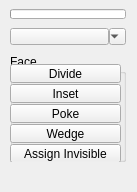
m3trik/Scripts_portable, file ui/1_base_menus/2_sub_menus/3_main_menus/polygons_face.ui: the form before one commit.
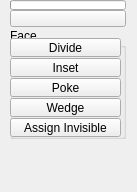
The form after the commit. Custom widgets are drawn as their Qt base class.

Patch:
```diff
--- a/ui/1_base_menus/2_sub_menus/3_main_menus/polygons_face.ui
+++ b/ui/1_base_menus/2_sub_menus/3_main_menus/polygons_face.ui
@@ -155,28 +155,6 @@
      <property name="spacing">
       <number>0</number>
      </property>
-     <item row="1" column="2">
-      <widget class="QComboBox_" name="cmb000">
-       <property name="sizePolicy">
-        <sizepolicy hsizetype="Minimum" vsizetype="Ignored">
-         <horstretch>0</horstretch>
-         <verstretch>0</verstretch>
-        </sizepolicy>
-       </property>
-       <property name="minimumSize">
-        <size>
-         <width>17</width>
-         <height>17</height>
-        </size>
-       </property>
-       <property name="maximumSize">
-        <size>
-         <width>17</width>
-         <height>17</height>
-        </size>
-       </property>
-      </widget>
-     </item>
      <item row="0" column="1" colspan="2">
       <widget class="QProgressBar_" name="progressBar">
        <property name="sizePolicy">
@@ -205,28 +183,6 @@
        </property>
       </widget>
      </item>
-     <item row="1" column="1">
-      <widget class="QPushButton_Draggable" name="pin">
-       <property name="minimumSize">
-        <size>
-         <width>19</width>
-         <height>17</height>
-        </size>
-       </property>
-       <property name="maximumSize">
-        <size>
-         <width>999</width>
-         <height>17</height>
-        </size>
-       </property>
-       <property name="text">
-        <string/>
-       </property>
-       <property name="checkable">
-        <bool>true</bool>
-       </property>
-      </widget>
-     </item>
      <item row="2" column="1" colspan="2">
       <layout class="QHBoxLayout" name="horizontalLayout">
        <item>
@@ -236,6 +192,12 @@
          </property>
          <item>
           <widget class="QGroupBox" name="Face">
+           <property name="minimumSize">
+            <size>
+             <width>0</width>
+             <height>111</height>
+            </size>
+           </property>
            <property name="maximumSize">
             <size>
              <width>999</width>
@@ -519,10 +481,45 @@
            </widget>
           </widget>
          </item>
+         <item>
+          <spacer name="verticalSpacer">
+           <property name="orientation">
+            <enum>Qt::Vertical</enum>
+           </property>
+           <property name="sizeHint" stdset="0">
+            <size>
+             <width>20</width>
+             <height>40</height>
+            </size>
+           </property>
+          </spacer>
+         </item>
         </layout>
        </item>
       </layout>
      </item>
+     <item row="1" column="1" colspan="2">
+      <widget class="QPushButton_Draggable" name="pin">
+       <property name="minimumSize">
+        <size>
+         <width>19</width>
+         <height>17</height>
+        </size>
+       </property>
+       <property name="maximumSize">
+        <size>
+         <width>999</width>
+         <height>17</height>
+        </size>
+       </property>
+       <property name="text">
+        <string/>
+       </property>
+       <property name="checkable">
+        <bool>true</bool>
+       </property>
+      </widget>
+     </item>
     </layout>
    </widget>
   </widget>
@@ -533,11 +530,6 @@
    <extends>QPushButton</extends>
    <header>widgets.qpushbutton_draggable.h</header>
   </customwidget>
-  <customwidget>
-   <class>QComboBox_</class>
-   <extends>QComboBox</extends>
-   <header>widgets.qcombobox_.h</header>
-  </customwidget>
   <customwidget>
    <class>QProgressBar_</class>
    <extends>QProgressBar</extends>
```
